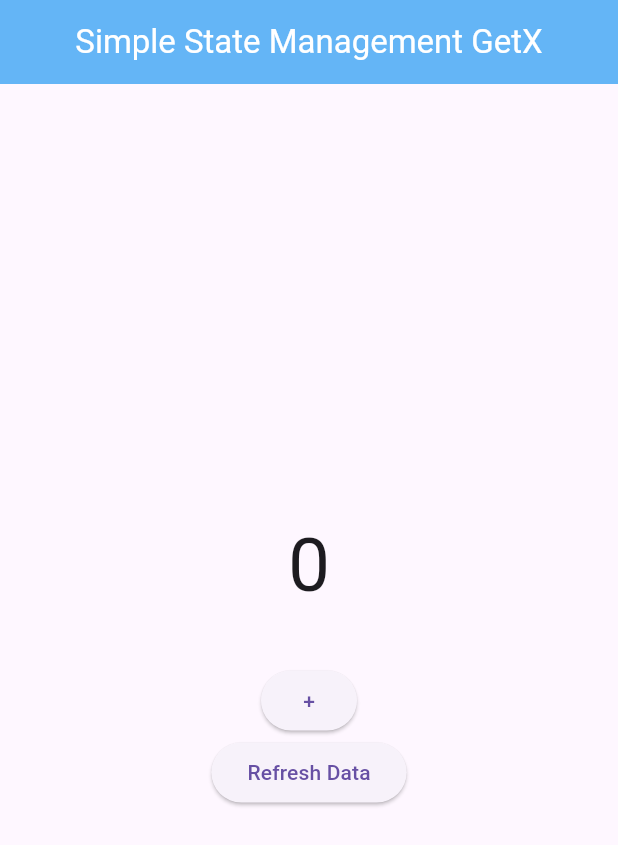
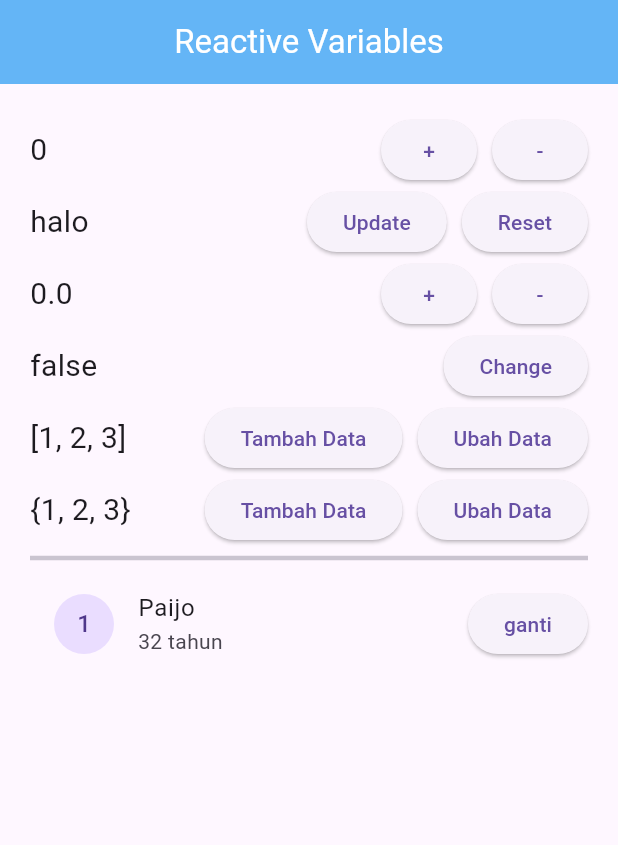
Before and after one commit to pendragonnn/learn-state-management-getx-flutter, a Flutter app: the screen it shows after launch, on a phone screen of 412 x 824 dp. Shown: the top 845 px of the screen. Run offline on Flutter 3.47's test engine with Material 3 defaults, Android fonts, the light colour scheme and no system bars; our stand-ins replace get.

Commit message:
add: reactive variables

```diff
--- /dev/null
+++ b/lib/controllers/ReactiveVariablesController.dart
@@ -0,0 +1,61 @@
+import 'package:get/get.dart';
+
+class ReactiveVariablesController extends GetxController {
+  // reactive integer
+  RxInt dataInt = 0.obs;
+  RxString dataString = "halo".obs;
+  RxDouble dataDouble = 0.0.obs;
+  RxBool dataBool = false.obs;
+  RxList<int> dataList = [1, 2, 3].obs;
+  var dataSet = RxSet<int>({1, 2, 3});
+  RxMap<String, dynamic> dataMap = {
+    "id": 1,
+    "nama": "Paijo",
+    "umur": 32,
+  }.obs;
+
+  int angkaSelanjutnya = 4;
+
+  void gantiNama() {
+    dataMap['nama'] = "Sumanto";
+  }
+
+  void tambahDataSet() {
+    dataSet.add(angkaSelanjutnya);
+    angkaSelanjutnya++;
+  }
+
+  void ubahDataSet() {
+    dataSet.value = {99, 2, 3};
+  }
+
+  void tambahDataList() {
+    dataList.add(angkaSelanjutnya);
+    angkaSelanjutnya++;
+  }
+
+  void ubahDataList() {
+    dataList[0] = 99;
+  }
+
+  void increment() => dataInt++;
+  void decrement() => dataInt--;
+
+  void incrementDouble() => dataDouble.value++;
+  void decrementDouble() => dataDouble.value--;
+
+  void changeDataBool() {
+    // dataBool.value = !dataBool.value;
+    dataBool.toggle();
+  }
+
+  void updateDataString() {
+    // updata data
+    // access value dari variable rx menggunakan .value
+    dataString.value = "Halo dekk dah update nih";
+  }
+
+  void resetDataString() {
+    dataString.value = "halo";
+  }
+}
--- a/lib/main.dart
+++ b/lib/main.dart
@@ -1,8 +1,9 @@
 import 'package:flutter/material.dart';
 import 'package:get/get.dart';
+import 'package:state_management_getx_flutter/pages/RxVariablesPage.dart';
 // import 'package:state_management_getx_flutter/pages/BottomSheetPage.dart';
 // import 'package:state_management_getx_flutter/pages/ReactiveStateManagementPage.dart';
-import 'package:state_management_getx_flutter/pages/SimpleStateManagementPage.dart';
+// import 'package:state_management_getx_flutter/pages/SimpleStateManagementPage.dart';
 // import 'package:state_management_getx_flutter/pages/DialogPage.dart';
 // import 'package:state_management_getx_flutter/pages/SnackBarPage.dart';
 
@@ -17,7 +18,7 @@ class MyApp extends StatelessWidget {
   @override
   Widget build(BuildContext context) {
     return GetMaterialApp(
-      home: SimpleStateManagementPage(),
+      home: RxVariablesPage(),
     );
   }
 }
--- /dev/null
+++ b/lib/pages/RxVariablesPage.dart
@@ -0,0 +1,212 @@
+import 'package:flutter/material.dart';
+import 'package:get/get.dart';
+import 'package:state_management_getx_flutter/controllers/ReactiveVariablesController.dart';
+
+class RxVariablesPage extends StatelessWidget {
+  final reactiveC = Get.put(ReactiveVariablesController());
+
+  @override
+  Widget build(BuildContext context) {
+    return Scaffold(
+      appBar: AppBar(
+        backgroundColor: Colors.blue[300],
+        title: Center(
+          child: Text(
+            "Reactive Variables",
+            style: TextStyle(
+              color: Colors.white,
+            ),
+          ),
+        ),
+      ),
+      body: Padding(
+        padding: const EdgeInsets.all(20.0),
+        child: ListView(
+          children: [
+            Row(
+              mainAxisAlignment: MainAxisAlignment.spaceBetween,
+              children: [
+                Obx(
+                  () => Text(
+                    "${reactiveC.dataInt}",
+                    style: TextStyle(
+                      fontSize: 20,
+                    ),
+                  ),
+                ),
+                Row(
+                  children: [
+                    ElevatedButton(
+                      onPressed: () => reactiveC.increment(),
+                      child: Text("+"),
+                    ),
+                    SizedBox(
+                      width: 10,
+                    ),
+                    ElevatedButton(
+                      onPressed: () => reactiveC.decrement(),
+                      child: Text("-"),
+                    ),
+                  ],
+                ),
+              ],
+            ),
+            Row(
+              mainAxisAlignment: MainAxisAlignment.spaceBetween,
+              children: [
+                Obx(
+                  () => Text(
+                    "${reactiveC.dataString}",
+                    style: TextStyle(
+                      fontSize: 20,
+                    ),
+                  ),
+                ),
+                Row(
+                  children: [
+                    ElevatedButton(
+                      onPressed: () => reactiveC.updateDataString(),
+                      child: Text("Update"),
+                    ),
+                    SizedBox(
+                      width: 10,
+                    ),
+                    ElevatedButton(
+                      onPressed: () => reactiveC.resetDataString(),
+                      child: Text("Reset"),
+                    ),
+                  ],
+                ),
+              ],
+            ),
+            Row(
+              mainAxisAlignment: MainAxisAlignment.spaceBetween,
+              children: [
+                Obx(
+                  () => Text(
+                    "${reactiveC.dataDouble}",
+                    style: TextStyle(
+                      fontSize: 20,
+                    ),
+                  ),
+                ),
+                Row(
+                  children: [
+                    ElevatedButton(
+                      onPressed: () => reactiveC.incrementDouble(),
+                      child: Text("+"),
+                    ),
+                    SizedBox(
+                      width: 10,
+                    ),
+                    ElevatedButton(
+                      onPressed: () => reactiveC.decrementDouble(),
+                      child: Text("-"),
+                    ),
+                  ],
+                ),
+              ],
+            ),
+            Row(
+              mainAxisAlignment: MainAxisAlignment.spaceBetween,
+              children: [
+                Obx(
+                  () => Text(
+                    "${reactiveC.dataBool}",
+                    style: TextStyle(
+                      fontSize: 20,
+                    ),
+                  ),
+                ),
+                ElevatedButton(
+                  onPressed: () => reactiveC.changeDataBool(),
+                  child: Text("Change"),
+                ),
+              ],
+            ),
+            Row(
+              mainAxisAlignment: MainAxisAlignment.spaceBetween,
+              children: [
+                Obx(
+                  () => Text(
+                    "${reactiveC.dataList}",
+                    style: TextStyle(
+                      fontSize: 20,
+                    ),
+                  ),
+                ),
+                Row(
+                  children: [
+                    ElevatedButton(
+                      onPressed: () => reactiveC.tambahDataList(),
+                      child: Text("Tambah Data"),
+                    ),
+                    SizedBox(
+                      width: 10,
+                    ),
+                    ElevatedButton(
+                      onPressed: () => reactiveC.ubahDataList(),
+                      child: Text("Ubah Data"),
+                    ),
+                  ],
+                ),
+              ],
+            ),
+            Row(
+              mainAxisAlignment: MainAxisAlignment.spaceBetween,
+              children: [
+                Obx(
+                  () => Text(
+                    "${reactiveC.dataSet}",
+                    style: TextStyle(
+                      fontSize: 20,
+                    ),
+                  ),
+                ),
+                Row(
+                  children: [
+                    ElevatedButton(
+                      onPressed: () => reactiveC.tambahDataSet(),
+                      child: Text("Tambah Data"),
+                    ),
+                    SizedBox(
+                      width: 10,
+                    ),
+                    ElevatedButton(
+                      onPressed: () => reactiveC.ubahDataSet(),
+                      child: Text("Ubah Data"),
+                    ),
+                  ],
+                ),
+              ],
+            ),
+            Divider(
+              thickness: 3,
+            ),
+            Row(
+              children: [
+                Expanded(
+                  child: Obx(
+                    () => ListTile(
+                      leading: CircleAvatar(
+                        child: Text("${reactiveC.dataMap['id']}"),
+                      ),
+                      title: Text("${reactiveC.dataMap['nama']}"),
+                      subtitle: Text("${reactiveC.dataMap['umur']} tahun"),
+                    ),
+                  ),
+                ),
+                ElevatedButton(
+                  onPressed: () {
+                    reactiveC.gantiNama();
+                  },
+                  child: Text("ganti"),
+                ),
+              ],
+            ),
+          ],
+        ),
+      ),
+    );
+  }
+}
```
